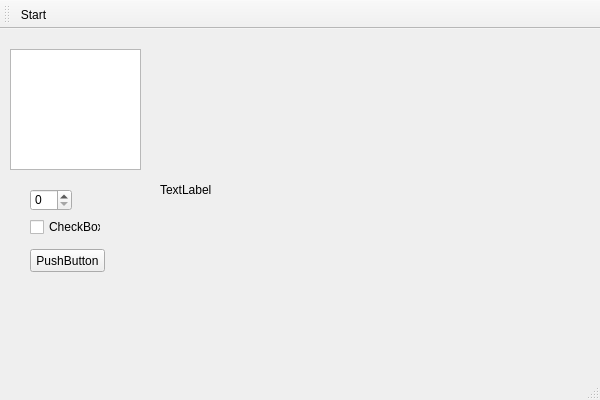
yyx112358/Crystal-Software-Platform, file Crystal Software (Qt)/TestAnything/TestAnything.ui: the form before one commit.
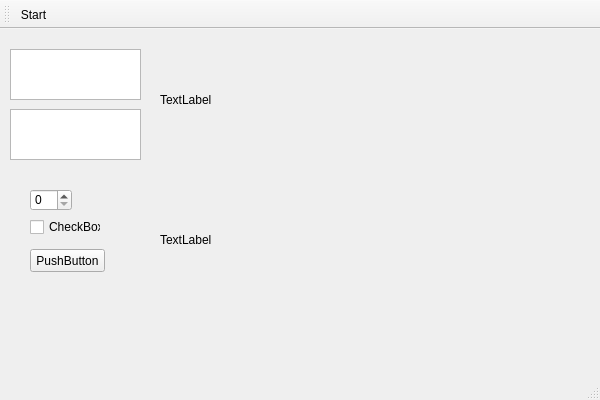
The form after the commit.

```diff
--- a/Crystal Software (Qt)/TestAnything/TestAnything.ui
+++ b/Crystal Software (Qt)/TestAnything/TestAnything.ui
@@ -20,7 +20,7 @@
       <x>10</x>
       <y>20</y>
       <width>131</width>
-      <height>121</height>
+      <height>51</height>
      </rect>
     </property>
    </widget>
@@ -30,7 +30,7 @@
       <x>160</x>
       <y>20</y>
       <width>411</width>
-      <height>281</height>
+      <height>101</height>
      </rect>
     </property>
     <property name="text">
@@ -76,6 +76,29 @@
      <string>CheckBox</string>
     </property>
    </widget>
+   <widget class="QPlainTextEdit" name="plainTextEdit_2">
+    <property name="geometry">
+     <rect>
+      <x>10</x>
+      <y>80</y>
+      <width>131</width>
+      <height>51</height>
+     </rect>
+    </property>
+   </widget>
+   <widget class="QLabel" name="label_2">
+    <property name="geometry">
+     <rect>
+      <x>160</x>
+      <y>150</y>
+      <width>411</width>
+      <height>121</height>
+     </rect>
+    </property>
+    <property name="text">
+     <string>TextLabel</string>
+    </property>
+   </widget>
   </widget>
   <widget class="QMenuBar" name="menuBar">
    <property name="geometry">
```
